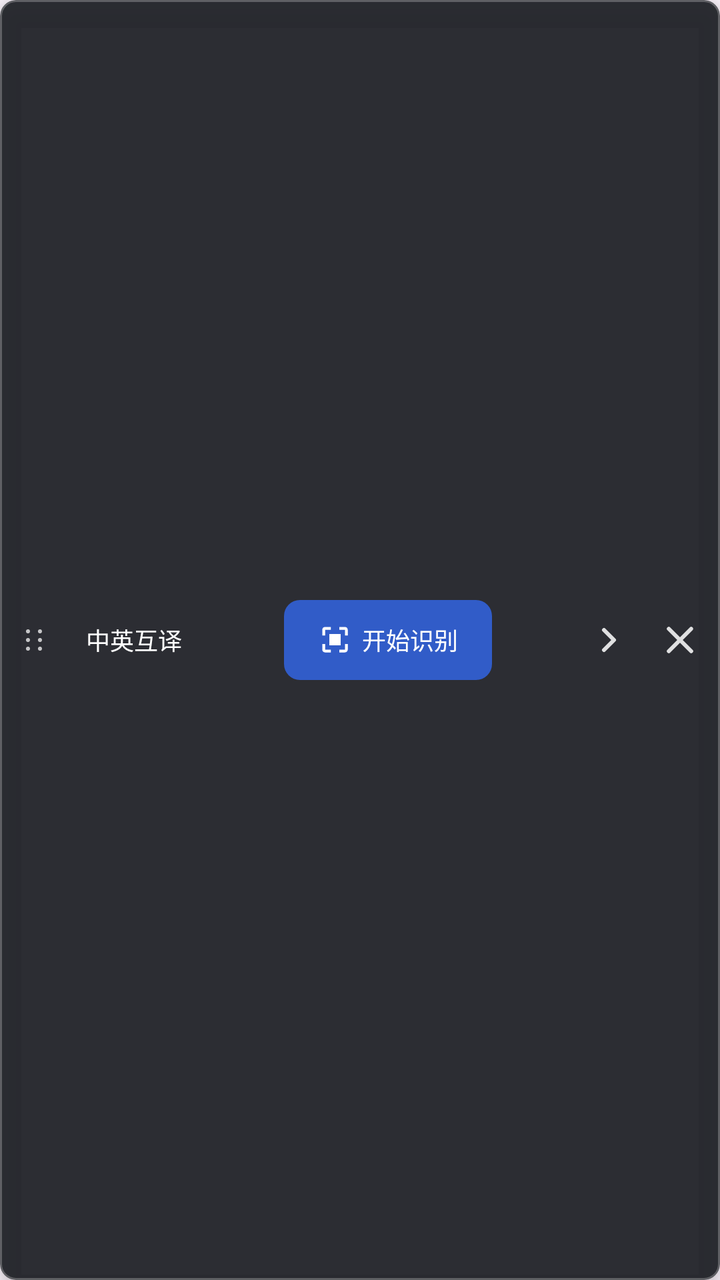
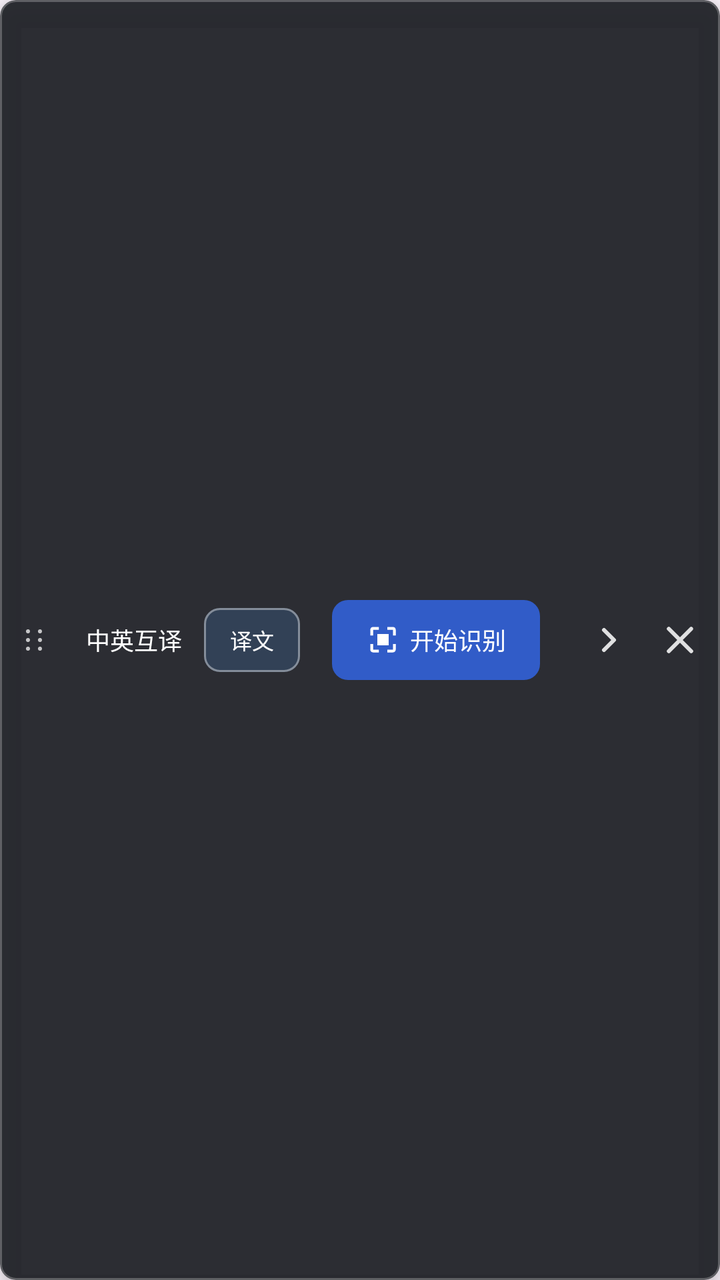

An Android layout rendered at two revisions. The XML below is the earlier revision; the diff shows what the commit changed to produce the second picture.
<!-- AndroidManifest.xml: application theme Theme.ImageTranslate -->
<!-- res/layout/overlay_active_screen_capture.xml -->
<?xml version="1.0" encoding="utf-8"?>
<FrameLayout xmlns:android="http://schemas.android.com/apk/res/android"
    xmlns:app="http://schemas.android.com/apk/res-auto"
    android:id="@+id/activeCaptureOverlayRoot"
    android:layout_width="match_parent"
    android:layout_height="match_parent"
    android:background="@android:color/transparent">

    <com.google.android.material.card.MaterialCardView
        android:id="@+id/expandedCaptureControls"
        android:layout_width="match_parent"
        android:layout_height="match_parent"
        android:elevation="10dp"
        app:cardBackgroundColor="#EE1D2025"
        app:cardCornerRadius="8dp"
        app:cardElevation="8dp"
        app:strokeColor="#3FFFFFFF"
        app:strokeWidth="1dp">

        <LinearLayout
            android:layout_width="match_parent"
            android:layout_height="match_parent"
            android:gravity="center_vertical"
            android:orientation="horizontal"
            android:paddingStart="2dp"
            android:paddingEnd="2dp">

            <ImageView
                android:id="@+id/activeOverlayDragHandle"
                android:layout_width="30dp"
                android:layout_height="match_parent"
                android:background="?attr/selectableItemBackgroundBorderless"
                android:contentDescription="@string/active_screenshot_drag_handle"
                android:padding="7dp"
                android:src="@drawable/ic_drag_handle"
                app:tint="#B8FFFFFF" />

            <com.google.android.material.button.MaterialButton
                android:id="@+id/btnActiveOverlayMode"
                style="@style/Widget.Material3.Button.TextButton"
                android:layout_width="70dp"
                android:layout_height="44dp"
                android:fontFamily="sans-serif-medium"
                android:letterSpacing="0"
                android:minWidth="0dp"
                android:paddingStart="4dp"
                android:paddingEnd="4dp"
                android:text="@string/active_screenshot_mode_bidirectional"
                android:textAllCaps="false"
                android:textColor="#FFFFFF"
                android:textSize="12sp" />

            <FrameLayout
                android:layout_width="0dp"
                android:layout_height="match_parent"
                android:layout_weight="1">

                <com.google.android.material.button.MaterialButton
                    android:id="@+id/btnActiveOverlayCapture"
                    style="@style/Widget.Material3.Button"
                    android:layout_width="104dp"
                    android:layout_height="40dp"
                    android:layout_gravity="center"
                    android:contentDescription="@string/active_screenshot_action_capture"
                    android:fontFamily="sans-serif-medium"
                    android:insetTop="0dp"
                    android:insetBottom="0dp"
                    android:letterSpacing="0"
                    android:minWidth="0dp"
                    android:paddingStart="10dp"
                    android:paddingEnd="10dp"
                    android:text="@string/active_screenshot_action_capture"
                    android:textAllCaps="false"
                    android:textColor="#FFFFFF"
                    android:textSize="12sp"
                    android:tooltipText="@string/active_screenshot_action_capture"
                    app:backgroundTint="@color/primary"
                    app:cornerRadius="8dp"
                    app:icon="@drawable/ic_screenshot"
                    app:iconGravity="textStart"
                    app:iconPadding="5dp"
                    app:iconSize="17dp"
                    app:iconTint="#FFFFFF" />

                <LinearLayout
                    android:id="@+id/activeOverlayStatusGroup"
                    android:layout_width="match_parent"
                    android:layout_height="match_parent"
                    android:gravity="center"
                    android:orientation="horizontal"
                    android:paddingHorizontal="3dp"
                    android:visibility="gone">

                    <ProgressBar
                        android:id="@+id/activeOverlayProgress"
                        style="?android:attr/progressBarStyleSmall"
                        android:layout_width="16dp"
                        android:layout_height="16dp"
                        android:layout_marginEnd="5dp"
                        android:indeterminateTint="#FFFFFF" />

                    <TextView
                        android:id="@+id/tvActiveOverlayStatus"
                        android:layout_width="wrap_content"
                        android:layout_height="wrap_content"
                        android:ellipsize="end"
                        android:letterSpacing="0"
                        android:maxLines="1"
                        android:text="@string/active_screenshot_processing_short"
                        android:textColor="#FFFFFF"
                        android:textSize="11sp" />
                </LinearLayout>
            </FrameLayout>

            <ImageButton
                android:id="@+id/btnCancelActivePreview"
                android:layout_width="40dp"
                android:layout_height="48dp"
                android:background="?attr/selectableItemBackgroundBorderless"
                android:contentDescription="@string/active_screenshot_cancel_preview"
                android:padding="11dp"
                android:src="@drawable/ic_close"
                android:tooltipText="@string/active_screenshot_cancel_preview"
                android:visibility="gone"
                app:tint="#FFFFFF" />

            <ImageButton
                android:id="@+id/btnCollapseActiveOverlay"
                android:layout_width="36dp"
                android:layout_height="48dp"
                android:background="?attr/selectableItemBackgroundBorderless"
                android:contentDescription="@string/active_screenshot_minimize"
                android:padding="9dp"
                android:rotation="-90"
                android:src="@drawable/ic_expand_more"
                android:tooltipText="@string/active_screenshot_minimize"
                app:tint="#D9FFFFFF" />

            <ImageButton
                android:id="@+id/btnActiveOverlayStop"
                android:layout_width="36dp"
                android:layout_height="48dp"
                android:background="?attr/selectableItemBackgroundBorderless"
                android:contentDescription="@string/active_screenshot_action_stop"
                android:padding="9dp"
                android:src="@drawable/ic_overlay_close"
                android:tooltipText="@string/active_screenshot_action_stop"
                app:tint="#D9FFFFFF" />
        </LinearLayout>
    </com.google.android.material.card.MaterialCardView>

    <com.google.android.material.card.MaterialCardView
        android:id="@+id/collapsedCaptureHandle"
        android:layout_width="match_parent"
        android:layout_height="match_parent"
        android:elevation="10dp"
        android:visibility="gone"
        app:cardBackgroundColor="#EE1D2025"
        app:cardCornerRadius="8dp"
        app:cardElevation="8dp"
        app:strokeColor="#3FFFFFFF"
        app:strokeWidth="1dp">

        <LinearLayout
            android:layout_width="match_parent"
            android:layout_height="match_parent"
            android:gravity="center_vertical"
            android:orientation="horizontal"
            android:paddingEnd="10dp">

            <ImageButton
                android:id="@+id/btnExpandActiveOverlay"
                android:layout_width="38dp"
                android:layout_height="match_parent"
                android:background="?attr/selectableItemBackgroundBorderless"
                android:contentDescription="@string/active_screenshot_expand"
                android:padding="10dp"
                android:src="@drawable/ic_translate"
                android:tooltipText="@string/active_screenshot_expand"
                app:tint="#FFFFFF" />

            <ProgressBar
                android:id="@+id/collapsedOverlayProgress"
                style="?android:attr/progressBarStyleSmall"
                android:layout_width="14dp"
                android:layout_height="14dp"
                android:layout_marginEnd="6dp"
                android:indeterminateTint="#FFFFFF"
                android:visibility="invisible" />

            <TextView
                android:id="@+id/tvCollapsedOverlayStatus"
                android:layout_width="0dp"
                android:layout_height="wrap_content"
                android:layout_weight="1"
                android:ellipsize="end"
                android:letterSpacing="0"
                android:maxLines="1"
                android:text="@string/active_screenshot_compact_ready"
                android:textColor="#FFFFFF"
                android:textSize="12sp" />
        </LinearLayout>
    </com.google.android.material.card.MaterialCardView>
</FrameLayout>
<!-- resources referenced by this layout -->
<resources>
  <color name="primary">#315CC8</color>
  <!-- drawable ic_close (drawable) -->
  <?xml version="1.0" encoding="utf-8"?>
  <vector xmlns:android="http://schemas.android.com/apk/res/android"
      android:width="24dp"
      android:height="24dp"
      android:viewportWidth="24"
      android:viewportHeight="24">
      <path
          android:fillColor="@android:color/white"
          android:pathData="M18.3,5.71a0.996,0.996 0,0 0,-1.41 0L12,10.59 7.11,5.7A0.996,0.996 0,1 0,5.7 7.11L10.59,12 5.7,16.89a0.996,0.996 0,1 0,1.41 1.41L12,13.41l4.89,4.89a0.996,0.996 0,1 0,1.41 -1.41L13.41,12l4.89,-4.89c0.38,-0.38 0.38,-1.02 0,-1.4z" />
  </vector>
  <!-- drawable ic_expand_more (drawable) -->
  <?xml version="1.0" encoding="utf-8"?>
  <vector xmlns:android="http://schemas.android.com/apk/res/android"
      android:width="24dp"
      android:height="24dp"
      android:viewportWidth="24"
      android:viewportHeight="24">
      <path
          android:fillColor="@android:color/transparent"
          android:pathData="M7,10l5,5 5,-5"
          android:strokeColor="?attr/colorOnSurfaceVariant"
          android:strokeLineCap="round"
          android:strokeLineJoin="round"
          android:strokeWidth="2" />
  </vector>
  <!-- drawable ic_overlay_close (drawable) -->
  <?xml version="1.0" encoding="utf-8"?>
  <vector xmlns:android="http://schemas.android.com/apk/res/android"
      android:width="24dp"
      android:height="24dp"
      android:viewportWidth="24"
      android:viewportHeight="24">
      <path
          android:fillColor="@color/on_surface_variant"
          android:pathData="M18.3,5.71a0.996,0.996 0,0 0,-1.41 0L12,10.59 7.11,5.7A0.996,0.996 0,1 0,5.7 7.11L10.59,12 5.7,16.89a0.996,0.996 0,1 0,1.41 1.41L12,13.41l4.89,4.89a0.996,0.996 0,1 0,1.41 -1.41L13.41,12l4.89,-4.89c0.38,-0.38 0.38,-1.02 0,-1.4z" />
  </vector>
  <!-- drawable ic_screenshot (drawable) -->
  <?xml version="1.0" encoding="utf-8"?>
  <vector xmlns:android="http://schemas.android.com/apk/res/android"
      android:width="24dp"
      android:height="24dp"
      android:viewportWidth="24"
      android:viewportHeight="24">
      <path
          android:fillColor="@android:color/white"
          android:pathData="M19,3h-4v2h4v4h2V5c0,-1.1 -0.9,-2 -2,-2zM5,3c-1.1,0 -2,0.9 -2,2v4h2V5h4V3H5zM19,19h-4v2h4c1.1,0 2,-0.9 2,-2v-4h-2v4zM5,15H3v4c0,1.1 0.9,2 2,2h4v-2H5v-4zM8,8h8v8H8z" />
  </vector>
  <string name="active_screenshot_action_capture">开始识别</string>
  <string name="active_screenshot_action_stop">结束</string>
  <string name="active_screenshot_cancel_preview">取消预览</string>
  <string name="active_screenshot_compact_ready">录屏识别</string>
  <string name="active_screenshot_drag_handle">拖动识别悬浮窗</string>
  <string name="active_screenshot_expand">展开录屏识别</string>
  <string name="active_screenshot_minimize">收起识别控制</string>
  <string name="active_screenshot_mode_bidirectional">中英互译</string>
  <string name="active_screenshot_processing_short">正在翻译</string>
  <color name="on_surface_variant">#62666F</color>
  <color name="on_primary">#FFFFFF</color>
  <color name="primary_container">#E8EEFF</color>
  <color name="on_primary_container">#17326F</color>
  <color name="secondary">#18766E</color>
  <color name="on_secondary">#FFFFFF</color>
  <color name="surface">#FFFFFF</color>
  <color name="surface_container_lowest">#FBFCFE</color>
  <color name="surface_container_low">#F5F6F8</color>
  <color name="on_surface">#1B1D21</color>
  <color name="outline">#B6BAC3</color>
  <color name="outline_variant">#E1E3E8</color>
  <!-- unchanged entries left out for length: 3 -->
</resources>

<!-- the commit's change to res/layout/overlay_active_screen_capture.xml (unified diff, before → after) -->
@@ -49,6 +49,29 @@
                 android:textAllCaps="false"
                 android:textColor="#FFFFFF"
                 android:textSize="12sp" />
+
+            <com.google.android.material.button.MaterialButton
+                android:id="@+id/btnToggleActiveTranslation"
+                style="@style/Widget.Material3.Button.TextButton"
+                android:layout_width="48dp"
+                android:layout_height="40dp"
+                android:checkable="true"
+                android:checked="true"
+                android:contentDescription="@string/active_screenshot_show_translation_description"
+                android:fontFamily="sans-serif-medium"
+                android:letterSpacing="0"
+                android:minWidth="0dp"
+                android:paddingStart="2dp"
+                android:paddingEnd="2dp"
+                android:text="@string/active_screenshot_show_translation"
+                android:textAllCaps="false"
+                android:textColor="#FFFFFF"
+                android:textSize="11sp"
+                android:tooltipText="@string/active_screenshot_show_translation_description"
+                app:backgroundTint="#334A90E2"
+                app:cornerRadius="8dp"
+                app:strokeColor="#66FFFFFF"
+                app:strokeWidth="1dp" />
 
             <FrameLayout
                 android:layout_width="0dp"
<!-- resource entries referenced after the edit -->
@@ -58,6 +58,8 @@
   <string name="active_screenshot_minimize">收起识别控制</string>
   <string name="active_screenshot_mode_bidirectional">中英互译</string>
   <string name="active_screenshot_processing_short">正在翻译</string>
+  <string name="active_screenshot_show_translation">译文</string>
+  <string name="active_screenshot_show_translation_description">显示或隐藏屏幕译文</string>
   <color name="on_surface_variant">#62666F</color>
   <color name="on_primary">#FFFFFF</color>
   <color name="primary_container">#E8EEFF</color>
